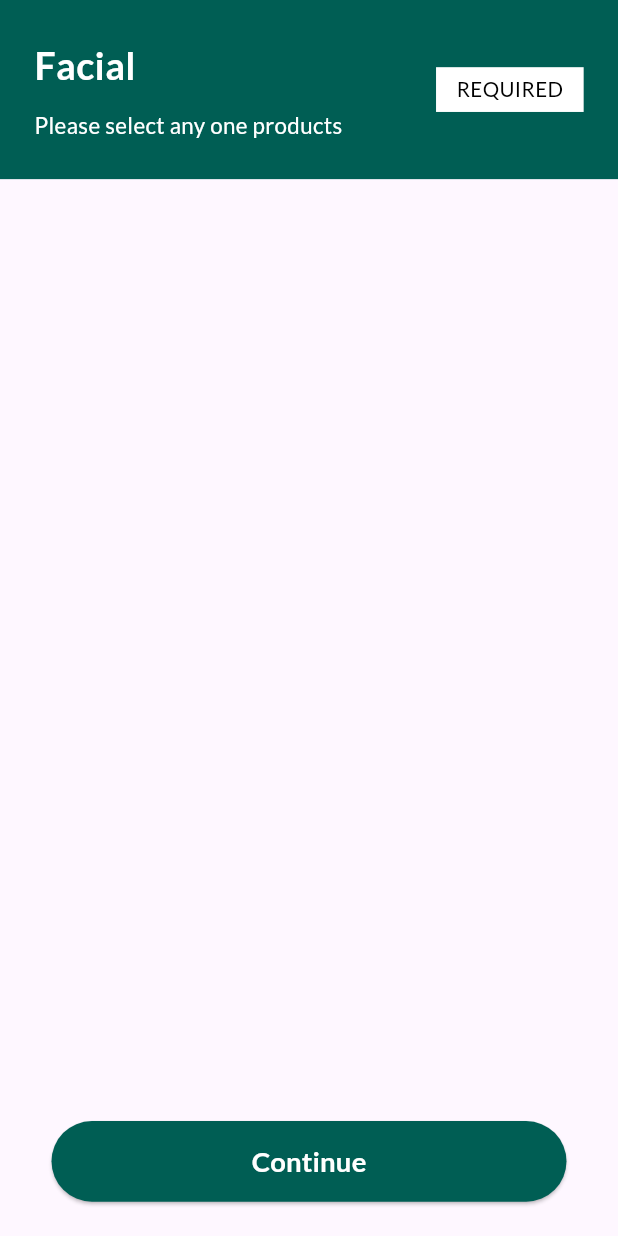
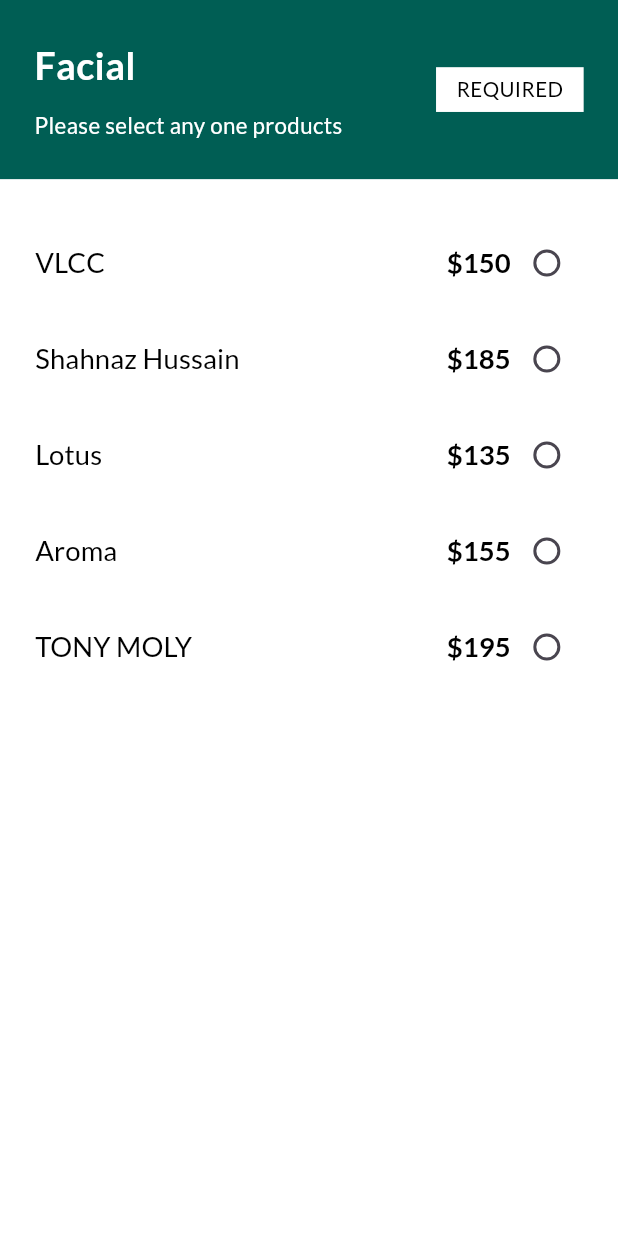
Before and after one commit to TheScriptRailoth/Hair-Haven, a Flutter app: the SelectServicesPage screen opened directly, on a phone screen of 412 x 824 dp. Run offline on Flutter 3.47's test engine with Material 3 defaults, Android fonts, the phone set to English and light mode, and no system bars; our stand-ins replace flutter_rating_bar, flutter_screenutil, get, google_fonts, google_nav_bar, velocity_x.

Commit message:
HAIR-HAVEN: Added select options screen
Signed-off-by: Ashutosh <am3718440@gmail.com>

```diff
--- a/lib/main.dart
+++ b/lib/main.dart
@@ -1,6 +1,7 @@
 import 'package:flutter/material.dart';
 import 'package:flutter_screenutil/flutter_screenutil.dart';
 import 'package:google_fonts/google_fonts.dart';
+import 'package:hair_haven/core/theme/mycolors.dart';
 import 'package:hair_haven/presentation/pages/payment-screens/digital_payment_screen.dart';
 import 'package:hair_haven/presentation/pages/payment-screens/test.dart';
 import 'package:hair_haven/presentation/pages/profile_screen.dart';
@@ -25,13 +26,16 @@
           debugShowCheckedModeBanner: false,
           home: child,
           theme: ThemeData(
+            buttonTheme: ButtonThemeData(
+              splashColor: MyColors.primaryColor.withOpacity(0.1),
+            ),
             textTheme: GoogleFonts.robotoTextTheme(
               Theme.of(context).textTheme,
             )
           ),
         );
       },
-      child: DigitalPaymentScreen()
+      child: SplashScreen()
     );
   }
 }
--- a/lib/presentation/pages/payment-screens/amount_screen.dart
+++ b/lib/presentation/pages/payment-screens/amount_screen.dart
@@ -38,7 +38,6 @@
                 color: Color(0xff3A3A3A)
               ),),
               SizedBox(height: 20.h,),
-              Text
           ],
         ),
       ),
--- a/lib/presentation/pages/select_services_page.dart
+++ b/lib/presentation/pages/select_services_page.dart
@@ -5,17 +5,17 @@
 import 'package:hair_haven/presentation/pages/schedule_appointment_page.dart';
 class SelectServicesPage extends StatefulWidget {
   const SelectServicesPage({super.key});
-
   @override
   State<SelectServicesPage> createState() => _SelectServicesPageState();
 }
-
 class _SelectServicesPageState extends State<SelectServicesPage> {
+  Map<int, String> selectedOptions = {};
   String selectedValue = '';
+  var selectedOption;
   @override
   Widget build(BuildContext context) {
-
     return Scaffold(
+      backgroundColor: Colors.white,
       body: SafeArea(
         child: Column(
           children: [
@@ -63,8 +63,21 @@
               ),
             ),
             SizedBox(height: 20.h,),
+            Padding(
+                padding: EdgeInsets.symmetric(horizontal: 10.w),
+                child: Column(
+                  children: [
+                    buildOption('VLCC', '\$150', 1),
+                    buildOption('Shahnaz Hussain', '\$185', 2),
+                    buildOption('Lotus', '\$135', 3),
+                    buildOption('Aroma', '\$155', 4),
+                    buildOption('TONY MOLY', '\$195', 5),
+                  ],
+                ),
+            ),
             Spacer(),
-            Padding(
+            ...(selectedOptions.isNotEmpty
+            ? [Padding(
               padding: EdgeInsets.symmetric(vertical: 20.w),
               child: Container(
                 height: 45.h,
@@ -84,10 +97,81 @@
                       backgroundColor: MaterialStateProperty.all(MyColors.primaryColor)
                   ),),
               ),
-            )
+            )]:[]),
           ],
         ),
       ),
     );
   }
+  Widget buildOption(String title, String price, int value) {
+    bool isSelected = selectedOptions.containsKey(value);
+    return TextButton(
+      onPressed: () {
+        setState(() {
+          if (isSelected) {
+            selectedOptions.remove(value); // Remove if already selected
+          } else {
+            selectedOptions[value] = price; // Add to map with price
           }
+        });
+      },
+      child: Row(
+        mainAxisAlignment: MainAxisAlignment.spaceBetween,
+        children: [
+          Text(
+            title,
+            style: GoogleFonts.lato(
+              fontWeight: FontWeight.w400,
+              fontSize: 16.sp,
+              color: Colors.black,
+            ),
+          ),
+          Row(
+            children: [
+              Text(
+                price,
+                style: GoogleFonts.lato(
+                  fontWeight: FontWeight.w700,
+                  fontSize: 16.sp,
+                  color: Colors.black,
+                ),
+              ),
+              Checkbox(
+                value: isSelected,
+                onChanged: (bool? checked) {
+                  setState(() {
+                    if (checked != null) {
+                      if (checked) {
+                        selectedOptions[value] = price; // Add to map with price
+                      } else {
+                        selectedOptions.remove(value); // Remove from map
+                      }
+                    }
+                  });
+                },
+                shape: CircleBorder(),
+                activeColor: MyColors.primaryColor,
+              ),
+            ],
+          ),
+        ],
+      ),
+      style: ButtonStyle(
+        backgroundColor: MaterialStateProperty.all(Colors.white),
+        overlayColor: MaterialStateProperty.resolveWith<Color>(
+              (Set<MaterialState> states) {
+            if (states.contains(MaterialState.pressed)) {
+              return MyColors.primaryColor.withOpacity(0.1);
+            }
+            return Colors.grey.withOpacity(0.1);
+          },
+        ),
+        shape: MaterialStateProperty.all(
+          RoundedRectangleBorder(
+            borderRadius: BorderRadius.circular(10.r),
+          ),
+        ),
+      ),
+    );
+  }
+}
```
Also changed, not shown: lib/presentation/pages/schedule_appointment_page.dart (+9 -0 lines). Lines whose indentation alone changed are shown as unchanged.
